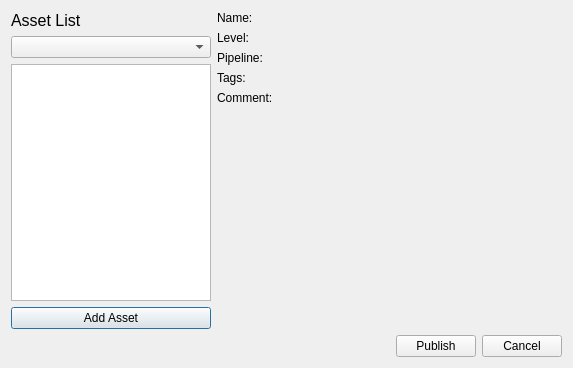
First picture: the form in BlenderAddon/exportWizard_GUI.ui, repository tkideneb1999/GameAssetPipelineProgram, before the edit.
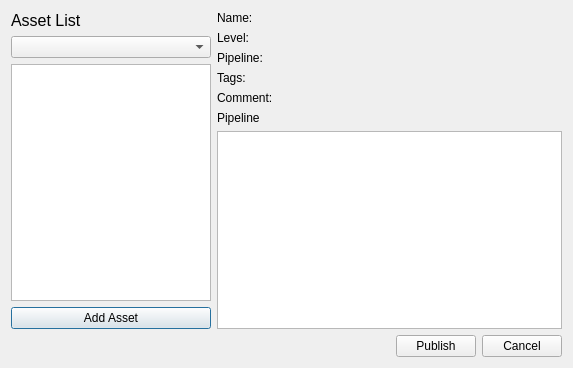
Second picture: the form after the edit.

Commit message: fixed bugs, made modal operator for Blender Addon work, added pipeline progress info to asset, added publish file functionality to asset

What changed in the file:
```diff
--- a/BlenderAddon/exportWizard_GUI.ui
+++ b/BlenderAddon/exportWizard_GUI.ui
@@ -81,7 +81,17 @@
       </layout>
      </item>
      <item>
-      <layout class="QFormLayout" name="formLayout">
+      <layout class="QVBoxLayout" name="asset_details_pipeline_layout">
+       <property name="leftMargin">
+        <number>0</number>
+       </property>
+       <item>
+        <layout class="QHBoxLayout" name="asset_details_spacer_layout">
+         <property name="rightMargin">
+          <number>0</number>
+         </property>
+         <item>
+          <layout class="QFormLayout" name="asset_details_layout">
        <property name="leftMargin">
         <number>0</number>
        </property>
@@ -173,6 +183,24 @@
     </layout>
    </item>
    <item>
+        <widget class="QLabel" name="label">
+         <property name="text">
+          <string>Pipeline</string>
+         </property>
+        </widget>
+       </item>
+       <item>
+        <widget class="QListWidget" name="pipeline_list">
+         <property name="flow">
+          <enum>QListView::LeftToRight</enum>
+         </property>
+        </widget>
+       </item>
+      </layout>
+     </item>
+    </layout>
+   </item>
+   <item>
     <layout class="QHBoxLayout" name="horizontalLayout_4">
      <property name="topMargin">
       <number>0</number>
```
Left out of the diff: 22 changed lines with no effect on the pictures. Lines whose indentation alone changed are shown as unchanged. The commit also changes 12 other files.
